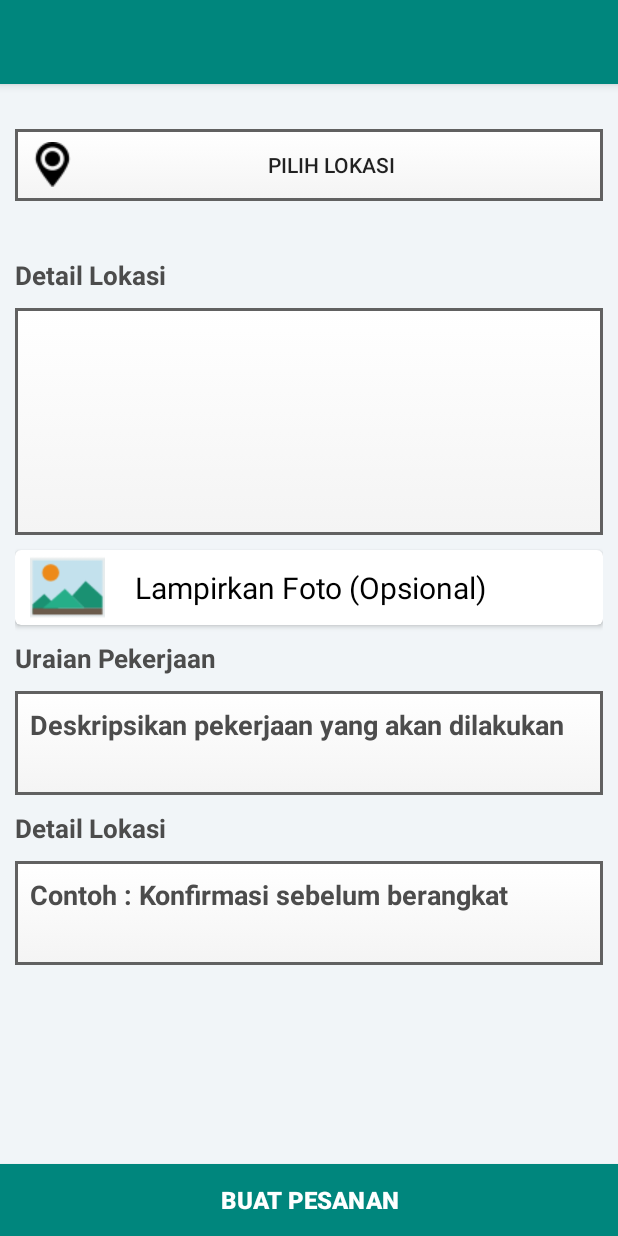
After one commit to developer-mgs/pesantukang, an Android app: the PemesananActivity screen opened directly, with no data from a screen before it, on a phone screen of 412 x 824 dp. The commit adds this screen. Run offline under Robolectric (Android 15) with nearby library versions, the phone set to English and light mode, and no system bars.

Commit message:
Penambahan Form Pemesanan

```diff
--- a/app/build.gradle
+++ b/app/build.gradle
@@ -35,6 +35,8 @@ dependencies {
     implementation 'com.synnapps:carouselview:0.1.5'
     implementation 'de.hdodenhof:circleimageview:1.3.0'
     implementation 'com.github.bumptech.glide:glide:3.7.0'
+    implementation 'com.nineoldandroids:library:2.4.0'
+    implementation 'com.github.sd6352051.niftydialogeffects:niftydialogeffects:1.0.0@aar'
     testImplementation 'junit:junit:4.12'
     androidTestImplementation 'com.android.support.test:runner:1.0.2'
     androidTestImplementation 'com.android.support.test.espresso:espresso-core:3.0.2'
--- a/app/src/main/AndroidManifest.xml
+++ b/app/src/main/AndroidManifest.xml
@@ -9,7 +9,8 @@
         android:roundIcon="@mipmap/ic_launcher_round"
         android:supportsRtl="true"
         android:theme="@style/AppTheme">
-        <activity android:name=".activity.DetailActivity"></activity>
+        <activity android:name=".activity.PemesananActivity"></activity>
+        <activity android:name=".activity.DetailActivity" />
         <activity android:name=".BerandaActivity" />
         <activity android:name="Fragment.FragmentLainnya" />
         <activity android:name="Fragment.FragmentProfil" />
--- /dev/null
+++ b/app/src/main/java/com/mgs/pesantukang/activity/PemesananActivity.java
@@ -0,0 +1,15 @@
+package com.mgs.pesantukang.activity;
+
+import android.support.v7.app.AppCompatActivity;
+import android.os.Bundle;
+
+import com.mgs.pesantukang.R;
+
+public class PemesananActivity extends AppCompatActivity {
+
+    @Override
+    protected void onCreate(Bundle savedInstanceState) {
+        super.onCreate(savedInstanceState);
+        setContentView(R.layout.activity_pemesanan);
+    }
+}
--- a/app/src/main/res/layout/activity_detail.xml
+++ b/app/src/main/res/layout/activity_detail.xml
@@ -97,7 +97,7 @@
                                     android:text="Pilih"
                                     android:textSize="16sp"
                                     android:textStyle="bold"
-                                    android:id="@+id/btnSimpanLaporan2"
+                                    android:id="@+id/btnPilih1"
                                     android:background="@color/colorPrimary"
                                     android:textColor="@color/white"
                                     android:layout_alignParentBottom="true" />
@@ -153,7 +153,7 @@
                                     android:text="Pilih"
                                     android:textSize="16sp"
                                     android:textStyle="bold"
-                                    android:id="@+id/btnSimpanLaporan"
+                                    android:id="@+id/btnPilih2"
                                     android:background="@color/colorPrimary"
                                     android:textColor="@color/white"
                                     android:layout_alignParentBottom="true" />
--- /dev/null
+++ b/app/src/main/res/layout/activity_pemesanan.xml
@@ -0,0 +1,205 @@
+<?xml version="1.0" encoding="utf-8"?>
+<RelativeLayout xmlns:android="http://schemas.android.com/apk/res/android"
+    xmlns:map="http://schemas.android.com/apk/res-auto"
+    xmlns:tools="http://schemas.android.com/tools"
+    android:layout_width="match_parent"
+    android:focusable="true"
+    android:focusableInTouchMode="true"
+    android:orientation="vertical"
+    android:background="@color/viewBg"
+    android:layout_height="match_parent">
+
+    <ScrollView
+        android:layout_width="fill_parent"
+        android:id="@+id/scrollView"
+        android:layout_above="@+id/btnSimpanLaporan"
+        android:layout_height="fill_parent">
+
+        <LinearLayout
+            android:layout_width="match_parent"
+            android:layout_height="wrap_content"
+            android:layout_marginTop="10dp"
+            android:padding="10dp"
+            android:orientation="vertical" >
+
+            <RelativeLayout
+                android:layout_width="match_parent"
+                android:layout_marginTop="10dp"
+                android:layout_height="wrap_content"
+                >
+
+
+                <Button
+                    android:id="@+id/btn_tag"
+                    android:layout_width="match_parent"
+                    android:layout_height="wrap_content"
+                    android:background="@drawable/edittext_selector"
+                    android:paddingHorizontal="10dp"
+                    android:text="Pilih Lokasi"
+                    android:layout_alignParentRight="true"
+                    android:layout_centerVertical="true"
+                    android:drawableLeft="@drawable/place"
+                    android:textAlignment="center" />
+
+            </RelativeLayout>
+
+            <TextView
+                android:id="@+id/txtAlamat"
+                android:layout_width="wrap_content"
+                android:layout_height="wrap_content"
+                android:layout_gravity="left"
+                android:layout_marginLeft="20dp"
+                android:layout_marginTop="10dp"
+                android:text="Alamat"
+                android:textColor="#000"
+                android:textSize="20sp"
+                android:visibility="invisible" />
+
+            <TextView
+                android:layout_width="wrap_content"
+                android:textSize="17sp"
+                android:layout_height="wrap_content"
+                android:layout_gravity="left"
+                android:text="Detail Lokasi"
+                android:textStyle="bold"
+                android:id="@+id/txtStatusGambar"
+                android:textColor="@color/black2"/>
+
+            <EditText
+                android:id="@+id/etIsiLaporan"
+                android:layout_width="fill_parent"
+                android:layout_height="wrap_content"
+                android:layout_marginTop="10dp"
+                android:drawablePadding="8dp"
+                android:gravity="top|left"
+                android:overScrollMode="always"
+                android:scrollbarStyle="insideInset"
+                android:scrollbars="vertical"
+                android:lines="6"
+                android:scrollHorizontally="false"
+                android:hint=""
+                android:inputType="textMultiLine"
+                android:padding="10dp"
+                android:background="@drawable/edittext_selector"
+                android:textStyle="bold"
+                android:textColor="@color/black2"
+                android:textColorHint="@color/black2"
+                android:textSize="18sp" />
+
+            <android.support.v7.widget.CardView xmlns:android="http://schemas.android.com/apk/res/android"
+                xmlns:card_view="http://schemas.android.com/apk/res-auto"
+                android:layout_width="match_parent"
+                android:layout_height="wrap_content"
+                android:foreground="?android:attr/selectableItemBackground"
+                android:orientation="vertical"
+                android:layout_marginTop="10dp"
+                android:id="@+id/cardImage"
+                card_view:cardCornerRadius="4dp"
+                card_view:cardElevation="@dimen/cardview_default_elevation">
+
+
+                <LinearLayout
+                    android:layout_width="match_parent"
+                    android:layout_height="wrap_content"
+                    android:orientation="horizontal">
+
+                    <ImageView
+                        android:layout_width="50dp"
+                        android:layout_marginLeft="10dp"
+                        android:layout_height="50dp"
+                        android:id="@+id/imgFoto"
+                        android:src="@drawable/ic_image"/>
+
+                    <TextView
+                        android:layout_width="wrap_content"
+                        android:layout_height="wrap_content"
+                        android:text="Lampirkan Foto (Opsional)"
+                        android:id="@+id/txtFoto"
+                        android:layout_gravity="center"
+                        android:layout_marginLeft="20dp"
+                        android:textSize="20sp"
+                        android:textColor="#000"
+                        />
+
+                </LinearLayout>
+
+
+            </android.support.v7.widget.CardView>
+
+            <TextView
+                android:layout_width="wrap_content"
+                android:textSize="17sp"
+                android:layout_marginTop="10dp"
+                android:layout_height="wrap_content"
+                android:layout_gravity="left"
+                android:text="Uraian Pekerjaan"
+                android:textStyle="bold"
+                android:textColor="@color/black2"/>
+
+            <EditText
+                android:id="@+id/etUraian"
+                android:layout_width="fill_parent"
+                android:layout_height="69dp"
+                android:layout_marginTop="10dp"
+                android:background="@drawable/edittext_selector"
+                android:drawablePadding="8dp"
+                android:gravity="top|left"
+                android:hint="Deskripsikan pekerjaan yang akan dilakukan"
+                android:inputType="textMultiLine"
+                android:lines="6"
+                android:overScrollMode="always"
+                android:padding="10dp"
+                android:scrollbarStyle="insideInset"
+                android:scrollbars="vertical"
+                android:scrollHorizontally="false"
+                android:textColor="@color/black2"
+                android:textColorHint="@color/black2"
+                android:textSize="18sp"
+                android:textStyle="bold" />
+
+            <TextView
+                android:layout_width="wrap_content"
+                android:textSize="17sp"
+                android:layout_marginTop="10dp"
+                android:layout_height="wrap_content"
+                android:layout_gravity="left"
+                android:text="Detail Lokasi"
+                android:textStyle="bold"
+                android:textColor="@color/black2"/>
+
+            <EditText
+                android:id="@+id/etCatatan"
+                android:layout_width="fill_parent"
+                android:layout_height="69dp"
+                android:layout_marginTop="10dp"
+                android:background="@drawable/edittext_selector"
+                android:drawablePadding="8dp"
+                android:gravity="top|left"
+                android:hint="Contoh : Konfirmasi sebelum berangkat"
+                android:inputType="textMultiLine"
+                android:lines="6"
+                android:overScrollMode="always"
+                android:padding="10dp"
+                android:scrollbarStyle="insideInset"
+                android:scrollbars="vertical"
+                android:scrollHorizontally="false"
+                android:textColor="@color/black2"
+                android:textColorHint="@color/black2"
+                android:textSize="18sp"
+                android:textStyle="bold" />
+
+        </LinearLayout>
+    </ScrollView>
+
+    <Button
+        android:layout_width="match_parent"
+        android:layout_height="wrap_content"
+        android:text="Buat pesanan"
+        android:textSize="16sp"
+        android:textStyle="bold"
+        android:id="@+id/btnSimpanLaporan"
+        android:background="@color/colorPrimary"
+        android:textColor="@color/white"
+        android:layout_alignParentBottom="true" />
+
+</RelativeLayout>
--- a/app/src/main/res/layout/fragment_pesanan.xml
+++ b/app/src/main/res/layout/fragment_pesanan.xml
@@ -34,7 +34,7 @@
             <TextView
                 android:layout_width="wrap_content"
                 android:layout_height="wrap_content"
-                android:text="Notifikasi"
+                android:text="Pesanan"
                 android:layout_marginTop="20dp"
                 android:textStyle="normal"
                 android:layout_gravity="center_horizontal"
```
Also changed, not shown: app/src/main/java/com/mgs/pesantukang/activity/DetailActivity.java (+47 -1 lines), app/src/main/res/layout/fragment_bantuan.xml (+46 -4 lines).
